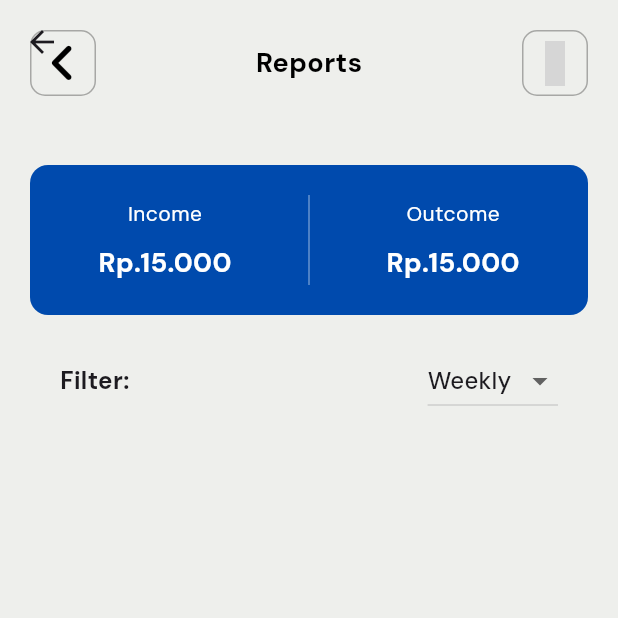
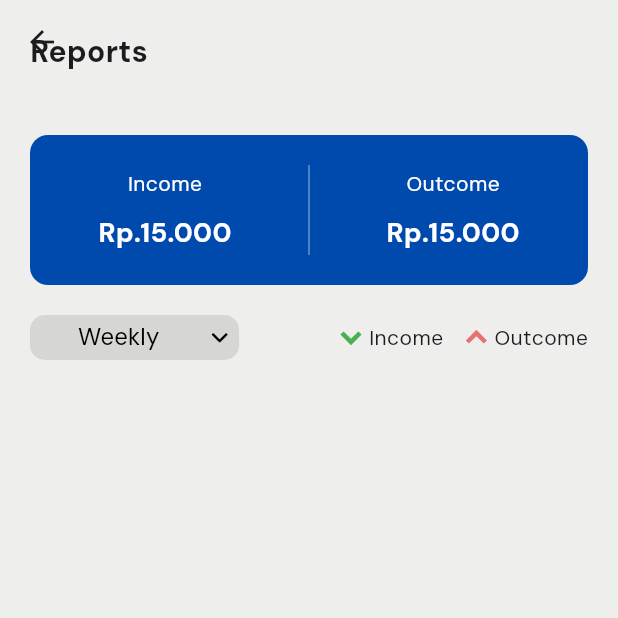
Before and after one commit to 24aeronyx/mybalance, a Flutter app: the ReportsPage screen opened by its route, on a phone screen of 412 x 824 dp, the top half of it. Run offline on Flutter 3.47's test engine with Material 3 defaults, Android fonts, the phone set to English and light mode, and no system bars; drawn by our look-alikes of dropdown_button2; our stand-ins replace get, icons_plus, shared_preferences; accounts and stored records are empty; grey boxes are pictures that could not be loaded.

Commit message:
update: Change icons, colors

```diff
--- a/lib/app/ui/components/bottom_nav/bottom_nav.dart
+++ b/lib/app/ui/components/bottom_nav/bottom_nav.dart
@@ -2,6 +2,7 @@ import 'package:flutter/material.dart';
 import 'package:get/get.dart';
 import 'package:mybalance/app/ui/components/bottom_nav/bottom_nav_controller.dart';
 import 'package:mybalance/app/utils/color.dart';
+import 'package:icons_plus/icons_plus.dart';
 
 class BottomNavBar extends GetView<BottomNavController> {
   const BottomNavBar({super.key});
@@ -14,19 +15,19 @@ class BottomNavBar extends GetView<BottomNavController> {
         onTap: (index) => controller.changeTabIndex(index),
         items: const [
           BottomNavigationBarItem(
-            icon: Icon(Icons.home, size: 30),
+            icon: Icon(BoxIcons.bxs_home, size: 30),
             label: 'Home',
           ),
           BottomNavigationBarItem(
-            icon: Icon(Icons.receipt_long, size: 30),
+            icon: Icon(BoxIcons.bxs_bar_chart_alt_2, size: 30),
             label: 'Reports',
           ),
           BottomNavigationBarItem(
-            icon: Icon(Icons.history, size: 30),
+            icon: Icon(BoxIcons.bx_history, size: 30),
             label: 'History',
           ),
           BottomNavigationBarItem(
-            icon: Icon(Icons.person, size: 30),
+            icon: Icon(BoxIcons.bxs_user, size: 30),
             label: 'Profile',
           ),
         ],
--- a/lib/app/ui/components/transaction/transaction_page.dart
+++ b/lib/app/ui/components/transaction/transaction_page.dart
@@ -73,8 +73,8 @@ class TransactionList extends StatelessWidget {
                       fontSize: FontSize.large,
                       fontWeight: FontWeight.w600,
                       color: transaction.category == 'Income'
-                          ? Colors.green
-                          : Colors.red,
+                          ? AppColors.income
+                          : AppColors.outcome,
                     ),
                   ),
                 ],
--- a/lib/app/ui/pages/home/home_page.dart
+++ b/lib/app/ui/pages/home/home_page.dart
@@ -128,7 +128,7 @@ class HomePage extends GetView<HomeController> {
                       border:
                           Border.all(color: const Color.fromRGBO(0, 0, 0, 0.3)),
                     ),
-                    child: const Icon(Clarity.cog_line,
+                    child: const Icon(BoxIcons.bx_cog,
                         size: 30, color: Colors.black),
                   ),
                 ],
--- a/lib/app/ui/pages/profile/profile_page.dart
+++ b/lib/app/ui/pages/profile/profile_page.dart
@@ -80,7 +80,7 @@ class ProfilePage extends StatelessWidget {
                         ),
                       ]),
                       const Icon(
-                        Clarity.pencil_line,
+                        BoxIcons.bxs_pencil,
                         color: Colors.white,
                       )
                     ],
@@ -110,7 +110,7 @@ class ProfilePage extends StatelessWidget {
                       },
                     ),
                     ListTile(
-                      leading: const Icon(Icons.logout, color: Colors.red, size: 30),
+                      leading: const Icon(BoxIcons.bxs_log_out_circle, color: Colors.red, size: 30),
                       title: const Text(
                         'Logout',
                         style: TextStyle(
@@ -127,7 +127,7 @@ class ProfilePage extends StatelessWidget {
                       },
                     ),
                     ListTile(
-                      leading: const Icon(Clarity.info_solid, color: Colors.amber, size: 30),
+                      leading: const Icon(BoxIcons.bxs_info_circle, color: Colors.amber, size: 30),
                       title: const Text(
                         'About App',
                         style: TextStyle(
--- a/lib/app/ui/pages/reports/reports_page.dart
+++ b/lib/app/ui/pages/reports/reports_page.dart
@@ -4,6 +4,7 @@ import 'package:mybalance/app/ui/pages/reports/reports_controller.dart';
 import 'package:mybalance/app/utils/color.dart';
 import 'package:mybalance/app/utils/text.dart';
 import 'package:get/get.dart';
+import 'package:dropdown_button2/dropdown_button2.dart';
 
 class ReportsPage extends GetView<ReportsController> {
   const ReportsPage({super.key});
@@ -15,49 +16,20 @@ class ReportsPage extends GetView<ReportsController> {
             preferredSize: const Size.fromHeight(90),
             child: AppBar(
               backgroundColor: AppColors.secondary,
-              flexibleSpace: SafeArea(
+              flexibleSpace: const SafeArea(
                 child: Padding(
-                    padding: const EdgeInsets.all(20),
-                    child: Row(
-                      mainAxisAlignment: MainAxisAlignment.spaceBetween,
-                      children: [
-                        Container(
-                          padding: const EdgeInsets.all(6),
-                          decoration: BoxDecoration(
-                            borderRadius: BorderRadius.circular(10),
-                            border: Border.all(
-                                color: const Color.fromRGBO(0, 0, 0, 0.3)),
+                    padding: EdgeInsets.all(20),
+                    child: Text(
+                      'Reports',
+                      style:
+                          TextStyle(fontSize: 20, fontWeight: FontWeight.w600),
+                    )),
               ),
-                          child: const Icon(FontAwesome.angle_left_solid,
-                              size: 30, color: Colors.black),
-                        ),
-                        const Text(
-                          'Reports',
-                          style: TextStyle(
-                              color: Colors.black,
-                              fontWeight: FontWeight.w600,
-                              fontSize: FontSize.extraLarge),
-                        ),
-                        Container(
-                          padding: const EdgeInsets.all(6),
-                          decoration: BoxDecoration(
-                            borderRadius: BorderRadius.circular(10),
-                            border: Border.all(
-                                color: const Color.fromRGBO(0, 0, 0, 0.3)),
-                          ),
-                          child: const Icon(Clarity.cog_line,
-                              size: 30, color: Colors.black),
-                        ),
-                      ],
             )),
-              ))),
         body: Padding(
           padding: const EdgeInsets.symmetric(horizontal: 20),
-        child: Column(
-          children: [
-            Padding(
-              padding: const EdgeInsets.symmetric(vertical: 20),
-              child: Container(
+          child: Column(children: [
+            Container(
               padding: const EdgeInsets.all(20),
               decoration: BoxDecoration(
                 color: AppColors.primary,
@@ -100,21 +72,18 @@ class ReportsPage extends GetView<ReportsController> {
                 ],
               ),
             ),
-            ),
             Padding(
-              padding: const EdgeInsets.symmetric(horizontal: 20),
+              padding: const EdgeInsets.symmetric(vertical: 20),
               child: Row(
                 mainAxisAlignment: MainAxisAlignment.spaceBetween,
                 children: [
-                  const Text(
-                    'Filter:',
-                    style: TextStyle(
-                      fontWeight: FontWeight.w600,
-                      fontSize: FontSize.large,
+                  Obx(() {
+                    return Container(
+                      decoration: BoxDecoration(
+                        color: Colors.black.withOpacity(0.1),
+                        borderRadius: BorderRadius.circular(10),
                       ),
-                  ),
-                  Obx(() {
-                    return DropdownButton<String>(
+                      child: DropdownButton2<String>(
                         value: controller.selectedFilter.value,
                         onChanged: (value) {
                           if (value != null) {
@@ -122,19 +91,66 @@ class ReportsPage extends GetView<ReportsController> {
                           }
                         },
                         items: controller.filters.map((option) {
-                        return DropdownMenuItem(
+                          return DropdownMenuItem<String>(
                             value: option,
-                          child: Text(option),
-                        );
-                      }).toList(),
-                    );
-                  }),
-                ],
+                            child: Padding(
+                              padding: const EdgeInsets.symmetric(
+                                  horizontal: 10), // Padding teks
+                              child: Text(
+                                option,
+                                style: const TextStyle(
+                                  fontWeight: FontWeight.w400,
+                                  color: Colors.black,
                                 ),
-            ),
-          ],
                               ),
                             ),
                           );
+                        }).toList(),
+                        underline:
+                            const SizedBox.shrink(), // Menghilangkan underline
+                        buttonStyleData: const ButtonStyleData(
+                          height: 30,
+                          padding: EdgeInsets.symmetric(
+                              horizontal: 6), // Padding button
+                        ),
+                        iconStyleData: const IconStyleData(
+                          icon: Icon(FontAwesome.angle_down_solid),
+                          iconSize: 14,
+                          iconEnabledColor: Colors.black,
+                        ),
+                        dropdownStyleData: DropdownStyleData(
+                          decoration: BoxDecoration(
+                            color: Colors.white,
+                            borderRadius: BorderRadius.circular(12),
+                          ),
+                          padding: EdgeInsets
+                              .zero, // Untuk menghilangkan padding default dropdown
+                        ),
+                      ),
+                    );
+                  }),
+                  const Row(
+                    mainAxisAlignment: MainAxisAlignment.spaceBetween,
+                    children: [
+                      Row(
+                        children: [
+                          Icon(BoxIcons.bxs_chevron_down, color: AppColors.income,),
+                          Text('Income')
+                        ],
+                      ),
+                      SizedBox(width: 10),
+                      Row(
+                        children: [
+                          Icon(BoxIcons.bxs_chevron_up, color: AppColors.outcome),
+                          Text('Outcome')
+                        ],
+                      )
+                    ],
+                  )
+                ],
+              ),
+            )
+          ]),
+        ));
   }
 }
--- a/lib/app/utils/color.dart
+++ b/lib/app/utils/color.dart
@@ -3,4 +3,7 @@ import 'package:flutter/material.dart';
 class AppColors {
   static const Color primary = Color.fromRGBO(0, 74, 173, 1);
   static const Color secondary = Color.fromRGBO(238, 239, 236, 1);
+  static const Color third = Color.fromRGBO(0, 0, 0, 0.5);
+  static const Color income = Color.fromRGBO(76, 175, 80, 1);
+  static const Color outcome = Color.fromRGBO(229, 115, 115, 1);
 }
--- a/pubspec.yaml
+++ b/pubspec.yaml
@@ -35,6 +35,7 @@ dependencies:
   intl: ^0.20.0
   http: ^1.2.2
   shared_preferences: ^2.1.0
+  dropdown_button2: ^2.3.9
 
 
   # The following adds the Cupertino Icons font to your application.
```
Also changed, not shown: pubspec.lock. Lines whose indentation alone changed are shown as unchanged.
